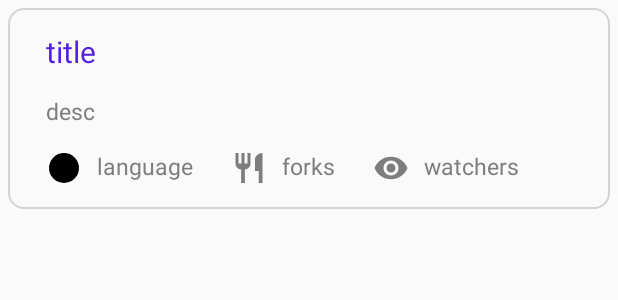
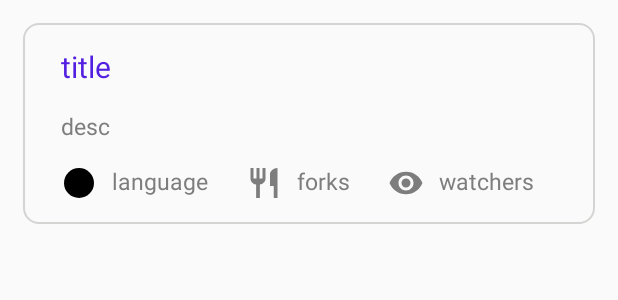
Before and after one commit to ATonko/GitHub-Client, an Android app: the layout item_repo.xml on its own in the app's theme, with its tools: preview values and no code run, on a phone screen of 412 x 824 dp. Shown: the top 300 px of the screen. Run offline under Robolectric (Android 15) with nearby library versions, the phone set to English and light mode, and no system bars.

Commit message:
исправление дизайна

```diff
--- a/app/src/main/java/tonko/com/client/adapters/RepoViewHolder.kt
+++ b/app/src/main/java/tonko/com/client/adapters/RepoViewHolder.kt
@@ -3,9 +3,7 @@ package tonko.com.client.adapters
 import android.support.v7.widget.RecyclerView
 import android.view.View
 
-/**
- * Created by Tonko on 23.04.2018.
- */
+
 class RepoViewHolder(itemView: View,
                      var listener: RepoListener) : RecyclerView.ViewHolder(itemView), View.OnClickListener {
     init {
--- a/app/src/main/java/tonko/com/client/view/RepoListActivity.kt
+++ b/app/src/main/java/tonko/com/client/view/RepoListActivity.kt
@@ -4,6 +4,7 @@ import android.content.Intent
 import android.support.v7.app.AppCompatActivity
 import android.os.Bundle
 import android.support.v7.widget.GridLayoutManager
+import android.support.v7.widget.LinearLayoutManager
 import android.util.Log
 import android.widget.Toast
 import kotlinx.android.synthetic.main.activity_repo_list.*
@@ -35,7 +36,7 @@ class RepoListActivity : AppCompatActivity(), RepoListener {
         super.onCreate(savedInstanceState)
         setContentView(R.layout.activity_repo_list)
 
-        rv.layoutManager = GridLayoutManager(this, 2)
+        rv.layoutManager = LinearLayoutManager(this)
         presenter.getList("ATonko").enqueue(object : Callback<ArrayList<Repos>> {
             override fun onFailure(call: Call<ArrayList<Repos>>?, t: Throwable?) {
                 Toast.makeText(this@RepoListActivity, "Проблемы с интернетом", Toast.LENGTH_LONG).show()
--- a/app/src/main/res/layout/item_repo.xml
+++ b/app/src/main/res/layout/item_repo.xml
@@ -3,7 +3,7 @@
     xmlns:app="http://schemas.android.com/apk/res-auto"
     android:layout_width="match_parent"
     android:layout_height="wrap_content"
-    android:layout_margin="5dp"
+    android:layout_margin="15dp"
     android:background="@drawable/repo_background"
     android:orientation="vertical"
     android:paddingBottom="15dp"
```
Also changed, not shown: app/src/main/java/tonko/com/client/adapters/RepoListAdapter.kt (+2 -6 lines).
